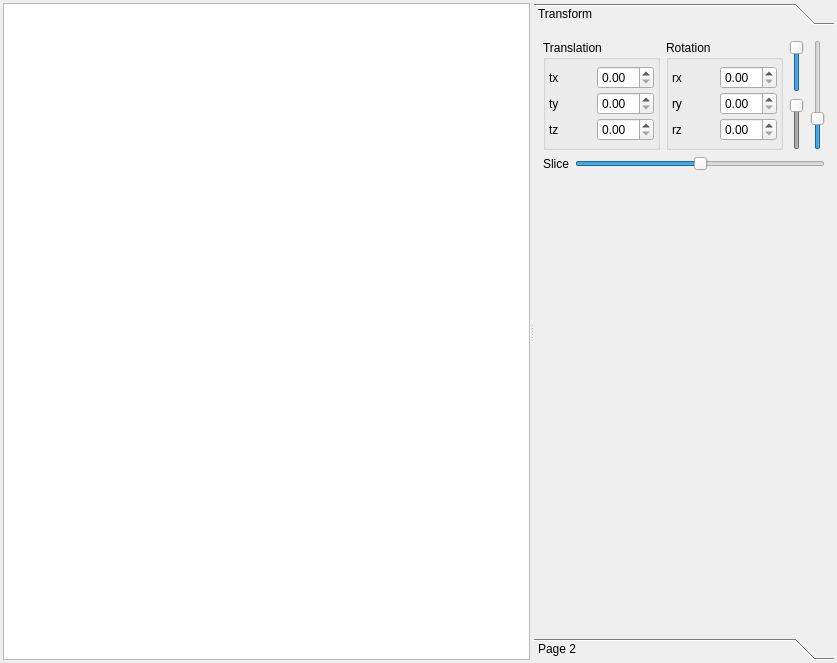
Qt form itkProjects/Particles/pviewImageViewer.ui (SadeghMSalehi/gradworks) before a commit.
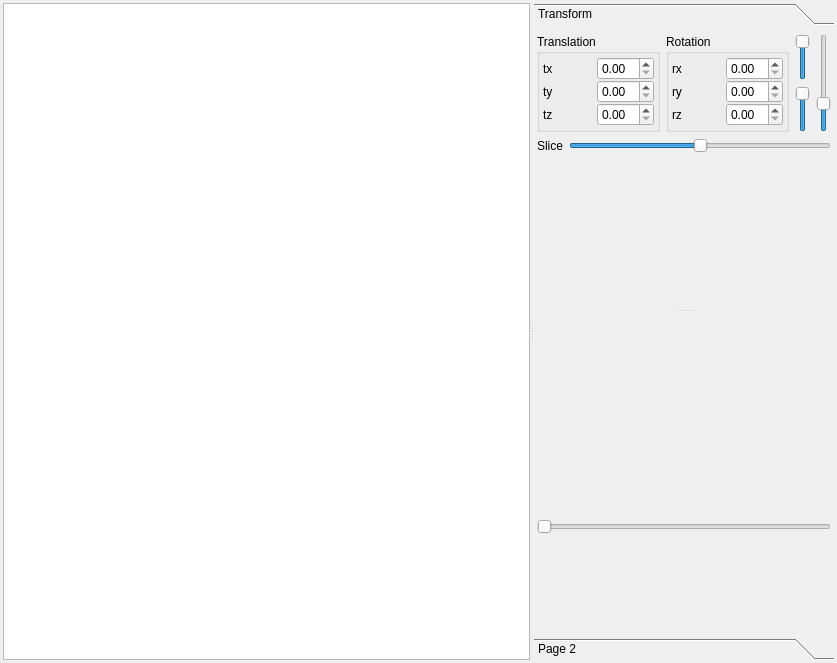
The same form after that commit. Custom widgets are drawn as their Qt base class.

Commit message: image viewer with intensity control

The edit to the form file:
```diff
--- a/itkProjects/Particles/pviewImageViewer.ui
+++ b/itkProjects/Particles/pviewImageViewer.ui
@@ -57,14 +57,26 @@
         <rect>
          <x>0</x>
          <y>0</y>
-         <width>311</width>
-         <height>574</height>
+         <width>300</width>
+         <height>589</height>
         </rect>
        </property>
        <attribute name="label">
         <string>Transform</string>
        </attribute>
        <layout class="QVBoxLayout" name="verticalLayout_5">
+        <property name="leftMargin">
+         <number>3</number>
+        </property>
+        <property name="topMargin">
+         <number>3</number>
+        </property>
+        <property name="rightMargin">
+         <number>3</number>
+        </property>
+        <property name="bottomMargin">
+         <number>0</number>
+        </property>
         <item>
          <layout class="QGridLayout" name="gridLayout">
           <item row="0" column="0">
@@ -211,7 +223,7 @@
             <item>
              <widget class="QSlider" name="movingOpacity">
               <property name="enabled">
-               <bool>false</bool>
+               <bool>true</bool>
               </property>
               <property name="minimumSize">
                <size>
@@ -284,12 +296,35 @@
          </layout>
         </item>
         <item>
-         <widget class="QVTKWidget2" name="vtkControl" native="true">
-          <property name="minimumSize">
-           <size>
-            <width>0</width>
-            <height>200</height>
-           </size>
+         <widget class="QSplitter" name="splitter_2">
+          <property name="orientation">
+           <enum>Qt::Vertical</enum>
+          </property>
+          <widget class="QVTKWidget2" name="vtkControl" native="true">
+           <property name="minimumSize">
+            <size>
+             <width>0</width>
+             <height>150</height>
+            </size>
+           </property>
+          </widget>
+          <widget class="QCustomPlot" name="histogramView" native="true">
+           <property name="minimumSize">
+            <size>
+             <width>0</width>
+             <height>200</height>
+            </size>
+           </property>
+          </widget>
+         </widget>
+        </item>
+        <item>
+         <widget class="QDualSlider" name="intensitySlider">
+          <property name="maximum">
+           <number>10000</number>
+          </property>
+          <property name="orientation">
+           <enum>Qt::Horizontal</enum>
           </property>
          </widget>
         </item>
@@ -333,6 +368,17 @@
    <header>QVTKWidget2.h</header>
    <container>1</container>
   </customwidget>
+  <customwidget>
+   <class>QCustomPlot</class>
+   <extends>QWidget</extends>
+   <header>qcustomplot.h</header>
+   <container>1</container>
+  </customwidget>
+  <customwidget>
+   <class>QDualSlider</class>
+   <extends>QSlider</extends>
+   <header>qdualslider.h</header>
+  </customwidget>
  </customwidgets>
  <resources/>
  <connections/>
```
The commit also changes 13 other files.
